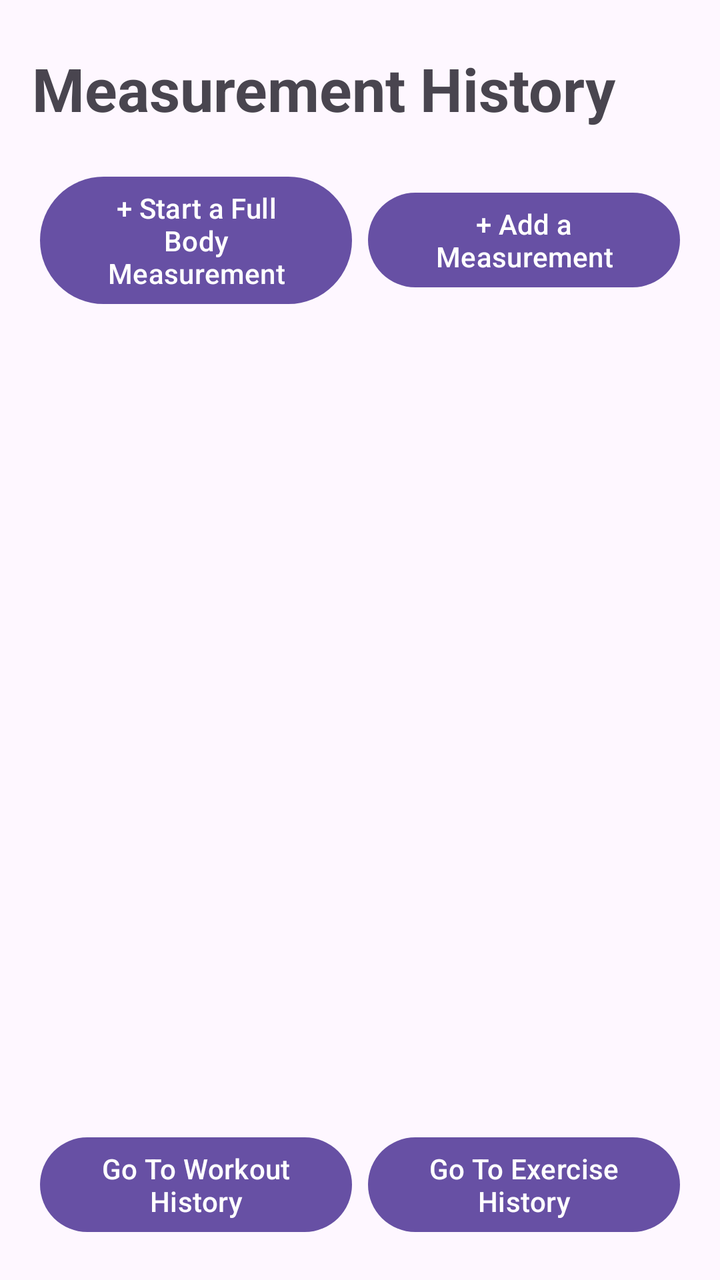
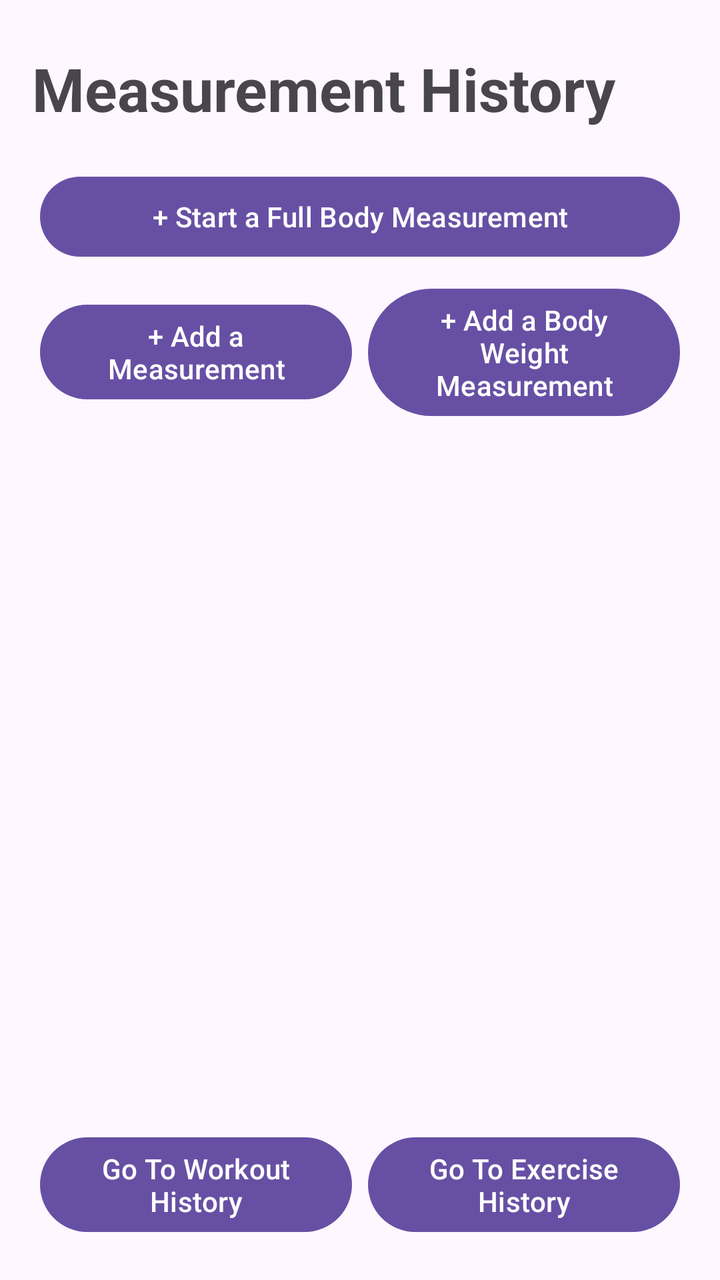

Screens rendered from an Android XML layout before and after an edit, with the pre-edit source and the edit as a unified diff.
<!-- AndroidManifest.xml: application theme Theme.FitnessGuru -->
<!-- res/layout/activity_measurement_history.xml -->
<?xml version="1.0" encoding="utf-8"?>
<LinearLayout xmlns:android="http://schemas.android.com/apk/res/android"
    android:orientation="vertical"
    android:padding="16dp"
    android:layout_width="match_parent"
    android:layout_height="match_parent">

    <TextView
        android:id="@+id/appTitle"
        android:text="Measurement History"
        android:textSize="30sp"
        android:textStyle="bold"
        android:layout_width="match_parent"
        android:layout_height="wrap_content"
        android:paddingTop="8dp"
        android:paddingBottom="16dp"/>

    <LinearLayout
        android:orientation="horizontal"
        android:gravity="center_vertical"
        android:layout_width="match_parent"
        android:layout_height="wrap_content">

        <Button
            android:id="@+id/startFullBody"
            android:layout_width="0dp"
            android:layout_weight="1"
            android:layout_height="wrap_content"
            android:minHeight="48dp"
            android:text="+ Start a Full Body Measurement"
            android:layout_margin="4dp"/>

        <Button
            android:id="@+id/addBodyPart"
            android:layout_width="0dp"
            android:layout_weight="1"
            android:layout_height="wrap_content"
            android:minHeight="48dp"
            android:text="+ Add a Measurement"
            android:layout_margin="4dp"/>

    </LinearLayout>

    <TextView
        android:id="@+id/emptyMessage"
        android:text="No recordings yet. Measure your body parts and write them down here!!"
        android:gravity="center"
        android:visibility="gone"
        android:layout_width="match_parent"
        android:layout_height="wrap_content"
        android:padding="24dp"/>

    <androidx.recyclerview.widget.RecyclerView
        android:id="@+id/measurementList"
        android:clipToPadding="false"
        android:paddingTop="12dp"
        android:layout_width="match_parent"
        android:layout_height="0dp"
        android:layout_weight="1"/>

    <LinearLayout
        android:layout_width="match_parent"
        android:layout_height="wrap_content"
        android:orientation="horizontal">

        <Button
            android:id="@+id/goToWorkoutHistory"
            android:layout_width="0dp"
            android:layout_weight="1"
            android:layout_height="wrap_content"
            android:minHeight="48dp"
            android:text="Go To Workout History"
            android:layout_margin="4dp"/>

        <Button
            android:id="@+id/goToExerciseHistory"
            android:layout_width="0dp"
            android:layout_weight="1"
            android:layout_height="wrap_content"
            android:minHeight="48dp"
            android:text="Go To Exercise History"
            android:layout_margin="4dp"/>

    </LinearLayout>


</LinearLayout>
<!-- resources referenced by this layout -->
<resources>
  <style name="Theme.FitnessGuru" parent="Base.Theme.FitnessGuru" />
  <style name="Base.Theme.FitnessGuru" parent="Theme.Material3.DayNight.NoActionBar">
          
          
      </style>
</resources>

<!-- the commit's change to res/layout/activity_measurement_history.xml (unified diff, before → after) -->
@@ -15,20 +15,21 @@
         android:paddingTop="8dp"
         android:paddingBottom="16dp"/>
 
+    <Button
+        android:id="@+id/startFullBody"
+        android:layout_width="match_parent"
+        android:layout_height="wrap_content"
+        android:minHeight="48dp"
+        android:text="+ Start a Full Body Measurement"
+        android:layout_margin="4dp"/>
+
     <LinearLayout
         android:orientation="horizontal"
         android:gravity="center_vertical"
         android:layout_width="match_parent"
         android:layout_height="wrap_content">
 
-        <Button
-            android:id="@+id/startFullBody"
-            android:layout_width="0dp"
-            android:layout_weight="1"
-            android:layout_height="wrap_content"
-            android:minHeight="48dp"
-            android:text="+ Start a Full Body Measurement"
-            android:layout_margin="4dp"/>
+
 
         <Button
             android:id="@+id/addBodyPart"
@@ -37,6 +38,15 @@
             android:layout_height="wrap_content"
             android:minHeight="48dp"
             android:text="+ Add a Measurement"
+            android:layout_margin="4dp"/>
+
+        <Button
+            android:id="@+id/doBodyWeight"
+            android:layout_width="0dp"
+            android:layout_weight="1"
+            android:layout_height="wrap_content"
+            android:minHeight="48dp"
+            android:text="+ Add a Body Weight Measurement"
             android:layout_margin="4dp"/>
 
     </LinearLayout>
